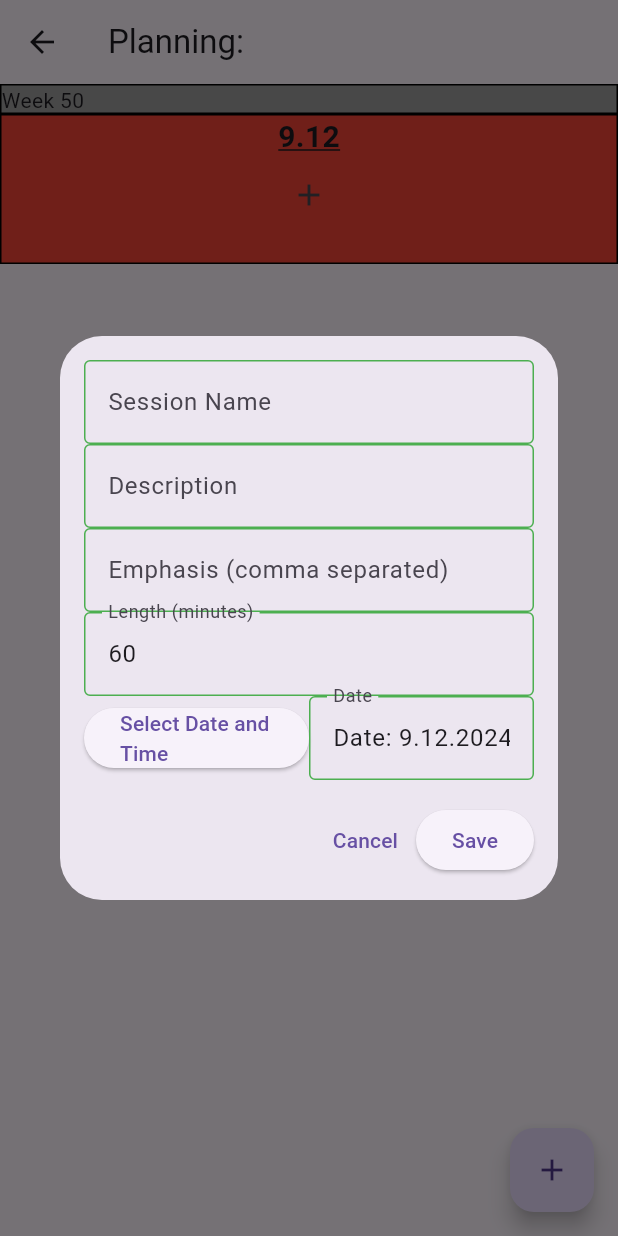
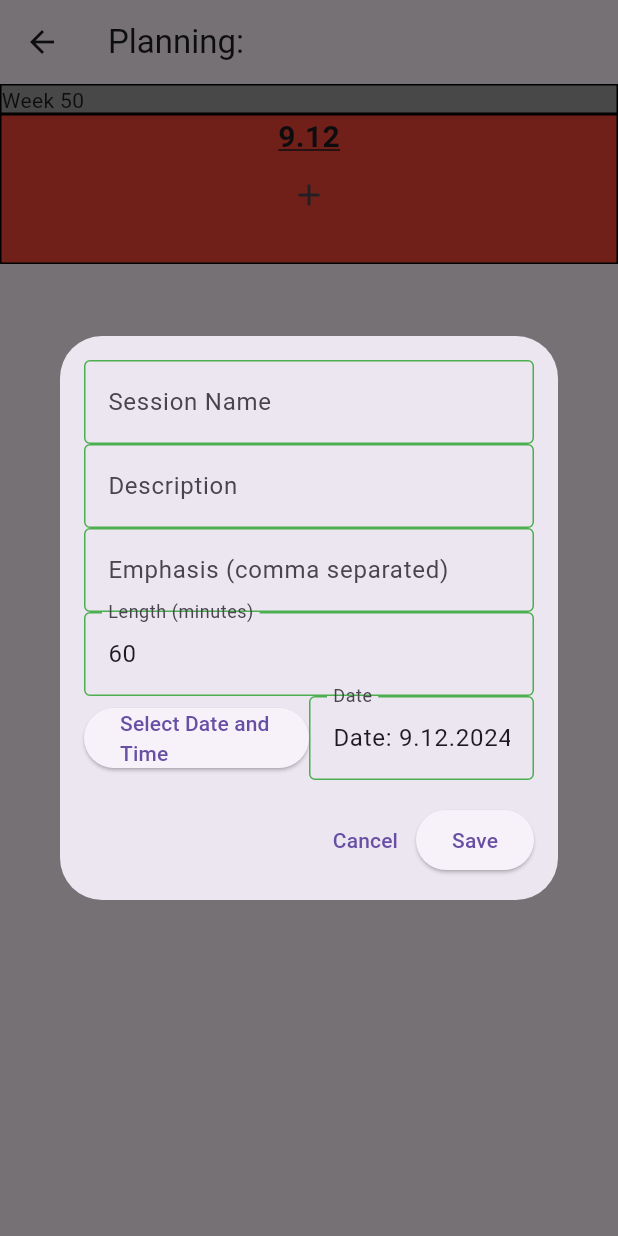
Before and after one commit to CrushTim/trainingplaner, a Flutter app: the CyclePlanningView screen opened directly with empty values, after a tap on the "add" icon, on a phone screen of 412 x 824 dp. Run offline on Flutter 3.47's test engine with Material 3 defaults, Android fonts, the phone set to English and light mode, and no system bars; our stand-ins replace cloud_firestore, connectivity_plus, firebase_auth, firebase_core; missing offline and left inert: firebase_ui_auth, multiple_stream_builder; accounts and stored records are empty.

Commit message:
removed fyb

```diff
--- a/lib/frontend/uc06planning/cycle_planning_view.dart
+++ b/lib/frontend/uc06planning/cycle_planning_view.dart
@@ -139,12 +139,6 @@ class _CyclePlanningViewState extends State<CyclePlanningView> {
           );
         },
       ),
-      floatingActionButton: FloatingActionButton(
-        onPressed: () {
-          // TODO: Implement add session functionality
-        },
-        child: const Icon(Icons.add),
-      ),
     );
   }
 }
```
